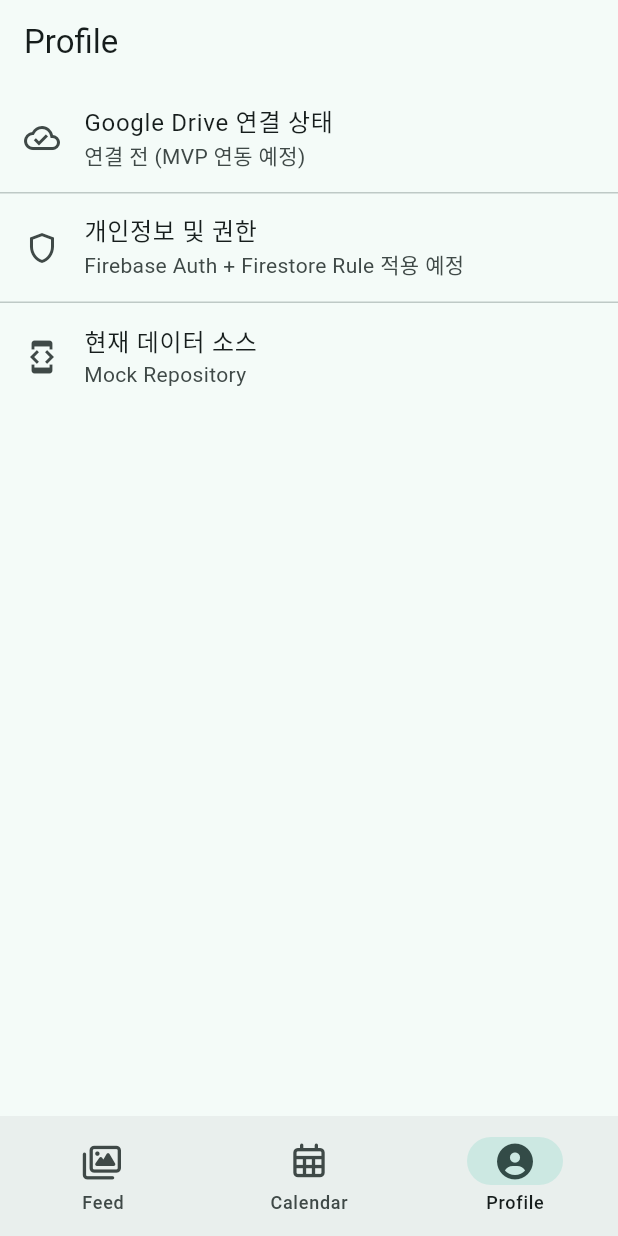
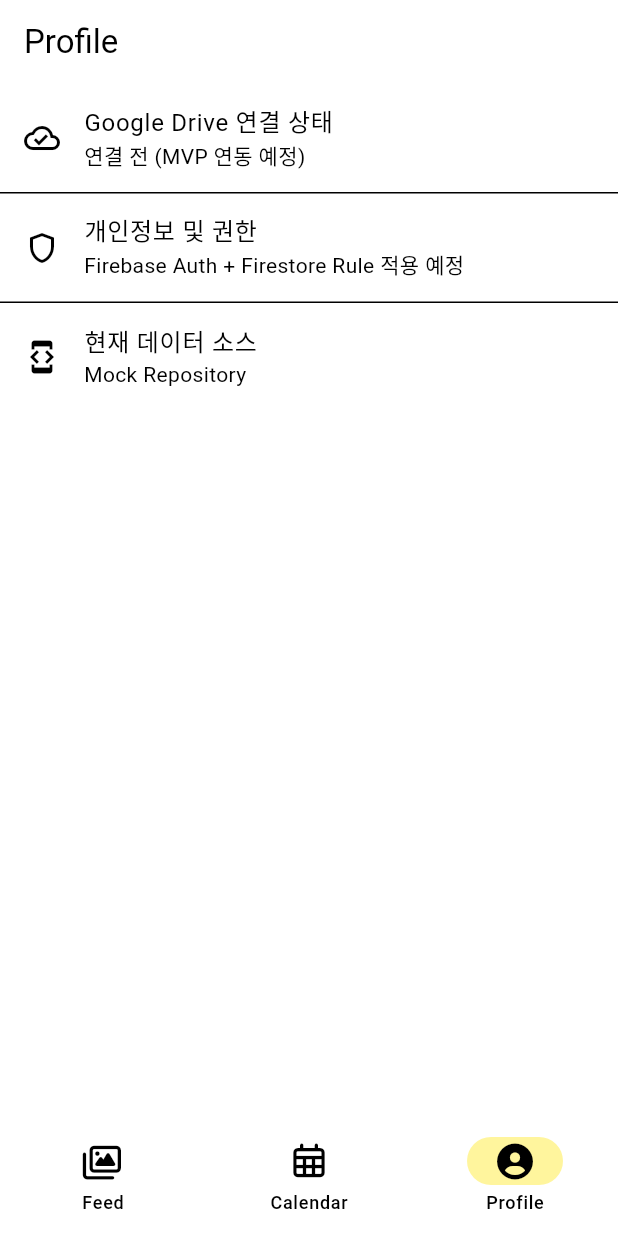
Before and after one commit to Alpaca92/b_log, a Flutter app: the screen it shows after launch, item 3 of the bottom bar chosen, on a phone screen of 412 x 824 dp. Run offline on Flutter 3.47's test engine with Material 3 defaults, Android fonts, the phone set to English and light mode, and no system bars; our stand-ins replace flutter_riverpod, font_awesome_flutter, go_router.

Commit message:
feat: Organize imports and enhance theme management with color schemes

```diff
--- a/lib/app/app.dart
+++ b/lib/app/app.dart
@@ -1,7 +1,7 @@
+import 'package:b_log/core/routes/router.dart';
+import 'package:b_log/core/theme/colors.dart';
 import 'package:flutter/material.dart';
 import 'package:flutter_riverpod/flutter_riverpod.dart';
-
-import '../core/routes/router.dart';
 
 class BLogApp extends ConsumerWidget {
   const BLogApp({super.key});
@@ -12,10 +12,8 @@ class BLogApp extends ConsumerWidget {
 
     return MaterialApp.router(
       title: 'BLog',
-      theme: ThemeData(
-        colorScheme: ColorScheme.fromSeed(seedColor: const Color(0xFF127C71)),
-        useMaterial3: true,
-      ),
+      theme: ThemeData(colorScheme: lightColorScheme, useMaterial3: true),
+      darkTheme: ThemeData(colorScheme: darkColorScheme, useMaterial3: true),
       routerConfig: router,
     );
   }
--- /dev/null
+++ b/lib/core/theme/colors.dart
@@ -0,0 +1,27 @@
+import 'package:flutter/material.dart';
+
+const Color kKeyYellow = Color(0xFFFFC107);
+
+const lightColorScheme = ColorScheme(
+  brightness: Brightness.light,
+  primary: kKeyYellow,
+  onPrimary: Colors.black,
+  secondary: Color(0xFFFFF59D),
+  onSecondary: Colors.black,
+  surface: Colors.white,
+  onSurface: Colors.black,
+  error: Colors.red,
+  onError: Colors.white,
+);
+
+const darkColorScheme = ColorScheme(
+  brightness: Brightness.dark,
+  primary: kKeyYellow,
+  onPrimary: Colors.black,
+  secondary: Color(0xFFFFF59D),
+  onSecondary: Colors.black,
+  surface: Color(0xFF2C2B28),
+  onSurface: Colors.white,
+  error: Color(0xFFEF5350),
+  onError: Colors.black,
+);
--- a/lib/features/feed/data/mock_media_repository.dart
+++ b/lib/features/feed/data/mock_media_repository.dart
@@ -1,6 +1,7 @@
 import 'dart:async';
 
-import '../domain/media_item.dart';
+import 'package:b_log/features/feed/domain/media_item.dart';
+
 import 'media_repository.dart';
 
 class MockMediaRepository implements MediaRepository {
```
Also changed, not shown: lib/features/feed/presentation/feed_page.dart (+3 -4 lines).
